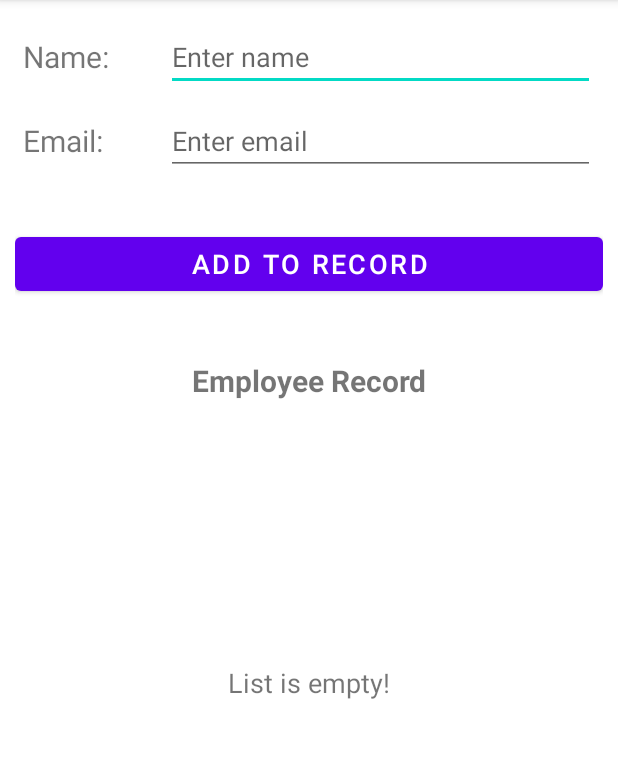
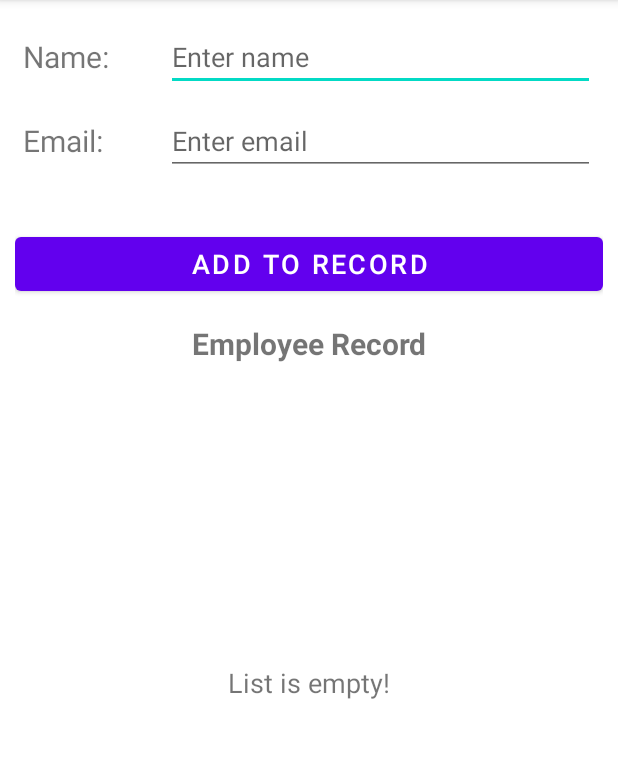
Before and after one commit to Fangzsx/employee-management-app, an Android app: the screen it shows after launch (MainActivity), on a phone screen of 412 x 824 dp, the part 84-842 px from its top. Run offline under Robolectric (Android 15) with nearby library versions, the phone set to English and light mode, and no system bars.

Commit message:
spacings in activity_main.xml

```diff
--- a/app/src/main/res/layout/activity_main.xml
+++ b/app/src/main/res/layout/activity_main.xml
@@ -83,11 +83,13 @@
         android:gravity="center"
         android:textStyle="bold"
         android:textSize="20sp"
-        android:layout_marginTop="40dp"/>
+        android:layout_marginTop="15dp"/>
 
     <androidx.recyclerview.widget.RecyclerView
+
         android:id="@+id/rv_records"
         android:layout_width="match_parent"
+        android:layout_marginTop="15dp"
         android:layout_height="0dp"
         app:layout_constraintTop_toBottomOf="@id/tv_employee_record"
         app:layout_constraintBottom_toBottomOf="parent"
```
